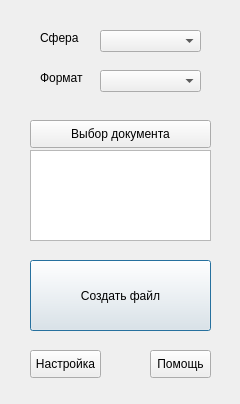
Above: mainWindow.ui from Bob3ik/FileProject before the change. Below: the same form after it.
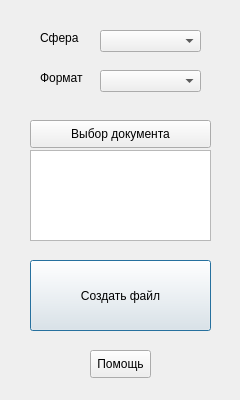
That is the form after the change.

Diff of the .ui file:
```diff
--- a/mainWindow.ui
+++ b/mainWindow.ui
@@ -7,19 +7,19 @@
     <x>0</x>
     <y>0</y>
     <width>240</width>
-    <height>404</height>
+    <height>400</height>
    </rect>
   </property>
   <property name="minimumSize">
    <size>
     <width>240</width>
-    <height>340</height>
+    <height>400</height>
    </size>
   </property>
   <property name="maximumSize">
    <size>
     <width>240</width>
-    <height>540</height>
+    <height>400</height>
    </size>
   </property>
   <property name="windowTitle">
@@ -108,7 +108,7 @@
    <widget class="QPushButton" name="helpButton">
     <property name="geometry">
      <rect>
-      <x>140</x>
+      <x>80</x>
       <y>340</y>
       <width>61</width>
       <height>28</height>
@@ -118,19 +118,6 @@
      <string>Помощь</string>
     </property>
    </widget>
-   <widget class="QPushButton" name="settingsButton">
-    <property name="geometry">
-     <rect>
-      <x>20</x>
-      <y>340</y>
-      <width>71</width>
-      <height>28</height>
-     </rect>
-    </property>
-    <property name="text">
-     <string>Настройка</string>
-    </property>
-   </widget>
    <widget class="QPushButton" name="choiceDocument">
     <property name="geometry">
      <rect>
```
